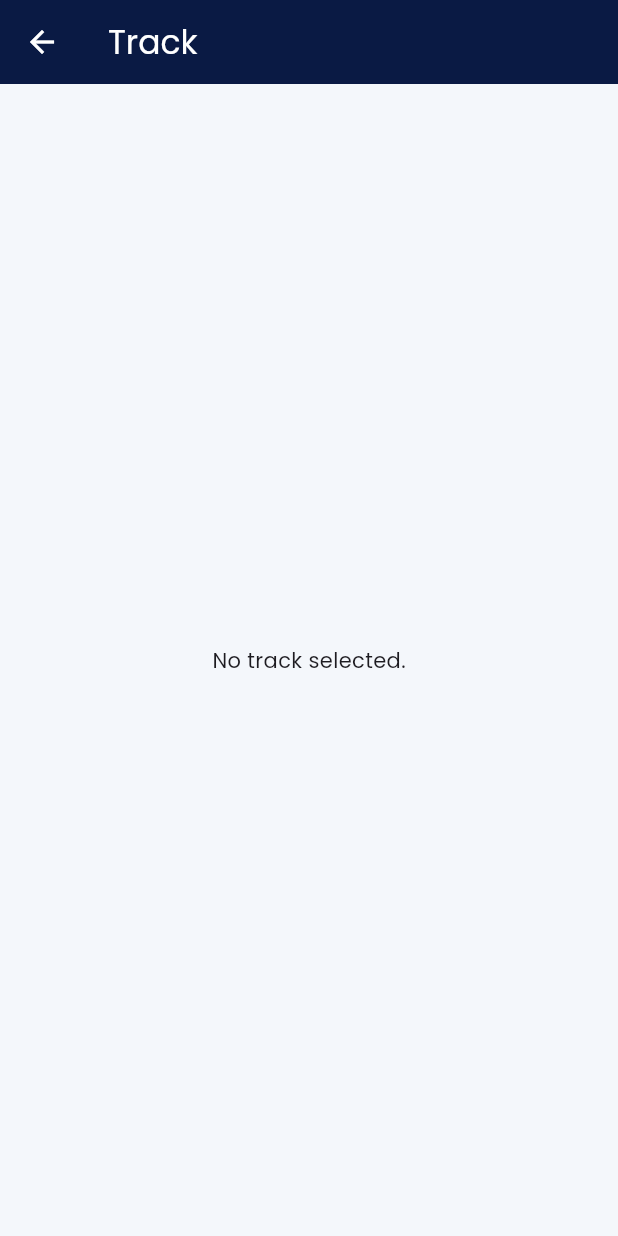
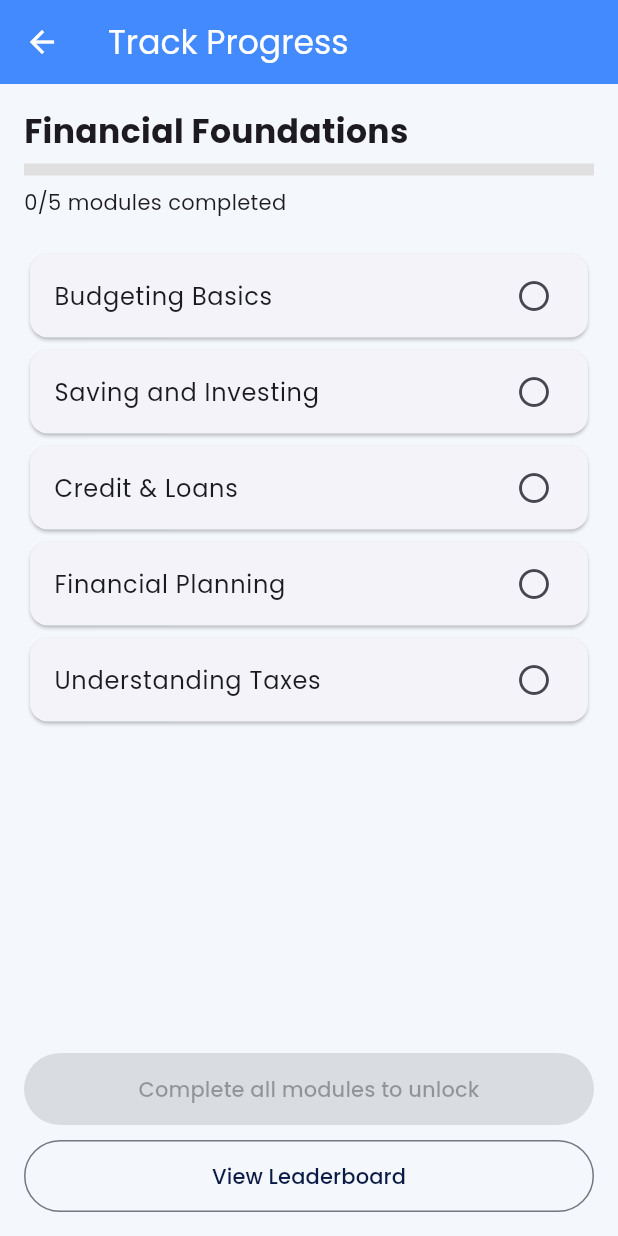
Before and after one commit to TROJAN1HAMMER/Capita, a Flutter app: the TrackDetailView screen opened by its route, on a phone screen of 412 x 824 dp. Run offline on Flutter 3.47's test engine with Material 3 defaults, Android fonts, the phone set to English and light mode, and no system bars; our stand-ins replace google_fonts, shared_preferences; accounts and stored records are empty.

Commit message:
Leaderboard, quiz and learning module structure and hardcoded dummy data for visual style understanding

```diff
--- /dev/null
+++ b/capita/lib/core/services/progress_service.dart
@@ -0,0 +1,35 @@
+import 'package:shared_preferences/shared_preferences.dart';
+
+class ProgressService {
+  static const _completedModulesKey = 'completed_modules';
+  static const _quizScoreKey = 'quiz_score';
+
+  Future<List<String>> getCompletedModules() async {
+    final prefs = await SharedPreferences.getInstance();
+    return prefs.getStringList(_completedModulesKey) ?? [];
+  }
+
+  Future<void> markModuleDone(String moduleId) async {
+    final prefs = await SharedPreferences.getInstance();
+    final completed = prefs.getStringList(_completedModulesKey) ?? [];
+    if (!completed.contains(moduleId)) {
+      completed.add(moduleId);
+      await prefs.setStringList(_completedModulesKey, completed);
+    }
+  }
+
+  Future<bool> isModuleDone(String moduleId) async {
+    final completed = await getCompletedModules();
+    return completed.contains(moduleId);
+  }
+
+  Future<void> saveQuizScore(int score) async {
+    final prefs = await SharedPreferences.getInstance();
+    await prefs.setInt(_quizScoreKey, score);
+  }
+
+  Future<int> getQuizScore() async {
+    final prefs = await SharedPreferences.getInstance();
+    return prefs.getInt(_quizScoreKey) ?? 0;
+  }
+}
--- a/capita/lib/routes/app_routes.dart
+++ b/capita/lib/routes/app_routes.dart
@@ -2,16 +2,31 @@ import 'package:flutter/material.dart';
 import '../views/home/home_view.dart';
 import '../views/track/track_list_view.dart';
 import '../views/track/track_detail_view.dart';
+import '../views/quiz/quiz_view.dart';
+import '../views/leaderboard/leaderboard_view.dart';
+import '../views/module/learning_module_view.dart';
 import '../core/models/track.dart';
 
 class AppRoutes {
   static const String home = '/';
   static const String trackList = '/tracks';
   static const String trackDetail = '/trackDetail';
+  static const String quiz = '/quiz';
+  static const String moduleDetail = '/module';
+  static const String leaderboard = '/leaderboard';
 
   static Map<String, WidgetBuilder> get routes => {
-        home: (_) => const HomeView(),
-        trackList: (_) => const TrackListView(),
-        trackDetail: (_) => const TrackDetailView(),
-      };
+    home: (_) => const HomeView(),
+    trackList: (_) => const TrackListView(),
+    trackDetail: (_) => const TrackDetailView(),
+    moduleDetail: (_) => LearningModuleView(
+      moduleTitle: "Sample Module",
+      onComplete: () {
+        print("Module completed!");
+      },
+    ),
+
+    quiz: (_) => const QuizView(),
+    leaderboard: (_) => const LeaderboardView(),
+  };
 }
--- a/capita/lib/views/track/track_detail_view.dart
+++ b/capita/lib/views/track/track_detail_view.dart
@@ -1,94 +1,163 @@
 import 'package:flutter/material.dart';
-import 'package:provider/provider.dart';
-import '../../core/controllers/track_controller.dart';
-import '../../core/models/module.dart';
+import 'package:shared_preferences/shared_preferences.dart';
+import '../quiz/quiz_view.dart';
+import '../leaderboard/leaderboard_view.dart';
+import '../module/learning_module_view.dart';
 
-class TrackDetailView extends StatelessWidget {
+class TrackDetailView extends StatefulWidget {
   const TrackDetailView({super.key});
 
   @override
-  Widget build(BuildContext context) {
-    final trackCtrl = Provider.of<TrackController>(context);
-    final track = trackCtrl.selected;
-
-    if (track == null) {
-      return Scaffold(
-        appBar: AppBar(title: const Text('Track')),
-        body: const Center(child: Text('No track selected.')),
-      );
+  State<TrackDetailView> createState() => _TrackDetailViewState();
 }
 
-    final modules = track.modules..sort((a, b) => a.order.compareTo(b.order));
+class _TrackDetailViewState extends State<TrackDetailView> {
+  final List<String> modules = [
+    'Budgeting Basics',
+    'Saving and Investing',
+    'Credit & Loans',
+    'Financial Planning',
+    'Understanding Taxes',
+  ];
+
+  List<bool> completed = [];
+  bool isLoading = true;
+
+  @override
+  void initState() {
+    super.initState();
+    loadProgress();
+  }
+
+  Future<void> loadProgress() async {
+    final prefs = await SharedPreferences.getInstance();
+    final saved = prefs.getStringList('completedModules') ?? [];
+    setState(() {
+      completed = List.generate(
+        modules.length,
+        (i) => saved.contains(modules[i]),
+      );
+      isLoading = false;
+    });
+  }
+
+  Future<void> markDone(String moduleTitle) async {
+    final prefs = await SharedPreferences.getInstance();
+    final saved = prefs.getStringList('completedModules') ?? [];
+    if (!saved.contains(moduleTitle)) {
+      saved.add(moduleTitle);
+      await prefs.setStringList('completedModules', saved);
+      loadProgress();
+    }
+  }
+
+  int get completedCount => completed.where((e) => e).length;
+  bool get allDone => completedCount == modules.length;
+
+  @override
+  Widget build(BuildContext context) {
+    if (isLoading) {
+      return const Scaffold(body: Center(child: CircularProgressIndicator()));
+    }
 
     return Scaffold(
-      body: CustomScrollView(
-        slivers: [
-          SliverAppBar(
-            expandedHeight: 180,
-            floating: false,
-            pinned: true,
-            flexibleSpace: FlexibleSpaceBar(
-              title: Text(track.title),
-              background: Container(
-                decoration: const BoxDecoration(
-                  gradient: LinearGradient(
-                    colors: [Color(0xFF4F46E5), Color(0xFF38BDF8)],
-                    begin: Alignment.topLeft,
-                    end: Alignment.bottomRight,
+      appBar: AppBar(
+        title: const Text("Track Progress"),
+        backgroundColor: Colors.blueAccent,
       ),
+      body: Padding(
+        padding: const EdgeInsets.all(16.0),
+        child: Column(
+          children: [
+            // Header
+            Column(
+              crossAxisAlignment: CrossAxisAlignment.start,
+              children: [
+                const Text(
+                  "Financial Foundations",
+                  style: TextStyle(fontSize: 22, fontWeight: FontWeight.bold),
                 ),
+                const SizedBox(height: 6),
+                LinearProgressIndicator(
+                  value: completedCount / modules.length,
+                  backgroundColor: Colors.grey[300],
+                  color: Colors.green,
+                  minHeight: 8,
                 ),
-            ),
-          ),
-          SliverPadding(
-            padding: const EdgeInsets.all(16),
-            sliver: SliverList(
-              delegate: SliverChildBuilderDelegate(
-                (context, index) {
-                  final Module m = modules[index];
-                  return Container(
-                    margin: const EdgeInsets.only(bottom: 12),
-                    decoration: BoxDecoration(
-                      color: Colors.white,
-                      borderRadius: BorderRadius.circular(16),
-                      boxShadow: [
-                        BoxShadow(
-                          color: Colors.black.withOpacity(0.05),
-                          blurRadius: 6,
-                          offset: const Offset(0, 3),
-                        ),
+                const SizedBox(height: 8),
+                Text("${completedCount}/${modules.length} modules completed"),
               ],
             ),
+            const SizedBox(height: 20),
+
+            // Module list
+            Expanded(
+              child: ListView.builder(
+                itemCount: modules.length,
+                itemBuilder: (context, index) {
+                  return Card(
+                    color: completed[index] ? Colors.green[50] : null,
                     child: ListTile(
-                      leading: CircleAvatar(
-                        backgroundColor: const Color(0xFF4F46E5),
-                        child: Text('${m.order}',
-                            style: const TextStyle(color: Colors.white)),
+                      title: Text(modules[index]),
+                      trailing: completed[index]
+                          ? const Icon(Icons.check_circle, color: Colors.green)
+                          : const Icon(Icons.radio_button_unchecked),
+                      onTap: () async {
+                        await Navigator.push(
+                          context,
+                          MaterialPageRoute(
+                            builder: (_) => LearningModuleView(
+                              moduleTitle: modules[index],
+                              onComplete: () => markDone(modules[index]),
                             ),
-                      title: Text(m.title,
-                          style: const TextStyle(fontWeight: FontWeight.w600)),
-                      subtitle: Text(m.description),
-                      trailing: m.locked
-                          ? const Icon(Icons.lock, color: Colors.grey)
-                          : const Icon(Icons.play_circle_fill_outlined,
-                              color: Color(0xFF4F46E5)),
-                      onTap: m.locked
-                          ? null
-                          : () {
-                              ScaffoldMessenger.of(context).showSnackBar(
-                                SnackBar(
-                                  content: Text('Opening: ${m.title}'),
                           ),
                         );
                       },
                     ),
                   );
                 },
-                childCount: modules.length,
               ),
             ),
+
+            const SizedBox(height: 10),
+
+            // Quiz + Leaderboard
+            Column(
+              children: [
+                ElevatedButton(
+                  onPressed: allDone
+                      ? () => Navigator.push(
+                          context,
+                          MaterialPageRoute(builder: (_) => const QuizView()),
+                        )
+                      : null,
+                  style: ElevatedButton.styleFrom(
+                    backgroundColor: allDone ? Colors.blueAccent : Colors.grey,
+                    minimumSize: const Size(double.infinity, 48),
+                  ),
+                  child: Text(
+                    allDone ? "Start Quiz" : "Complete all modules to unlock",
+                  ),
+                ),
+                const SizedBox(height: 10),
+                OutlinedButton(
+                  onPressed: () {
+                    Navigator.push(
+                      context,
+                      MaterialPageRoute(
+                        builder: (_) => const LeaderboardView(),
+                      ),
+                    );
+                  },
+                  style: OutlinedButton.styleFrom(
+                    minimumSize: const Size(double.infinity, 48),
+                  ),
+                  child: const Text("View Leaderboard"),
                 ),
               ],
+            ),
+          ],
+        ),
       ),
     );
   }
--- a/capita/pubspec.yaml
+++ b/capita/pubspec.yaml
@@ -2,7 +2,7 @@ name: capita
 description: "A new Flutter project."
 # The following line prevents the package from being accidentally published to
 # pub.dev using `flutter pub publish`. This is preferred for private packages.
-publish_to: 'none' # Remove this line if you wish to publish to pub.dev
+publish_to: "none" # Remove this line if you wish to publish to pub.dev
 
 # The following defines the version and build number for your application.
 # A version number is three numbers separated by dots, like 1.2.43
@@ -33,7 +33,9 @@ dependencies:
 
   # The following adds the Cupertino Icons font to your application.
   # Use with the CupertinoIcons class for iOS style icons.
+  shared_preferences: ^2.3.1
   cupertino_icons: ^1.0.8
+
   provider: ^6.1.5+1
   google_fonts: ^6.3.2
   flutter_svg: ^2.2.1
@@ -54,7 +56,6 @@ dev_dependencies:
 
 # The following section is specific to Flutter packages.
 flutter:
-
   # The following line ensures that the Material Icons font is
   # included with your application, so that you can use the icons in
   # the material Icons class.
```
Also changed, not shown: capita/lib/views/leaderboard/leaderboard_view.dart (added, +129 -0 lines), capita/lib/views/module/learning_module_view.dart (added, +95 -0 lines), capita/lib/views/quiz/quiz_view.dart (added, +179 -0 lines), capita/pubspec.lock, 1 other file. Lines whose indentation alone changed are shown as unchanged.
